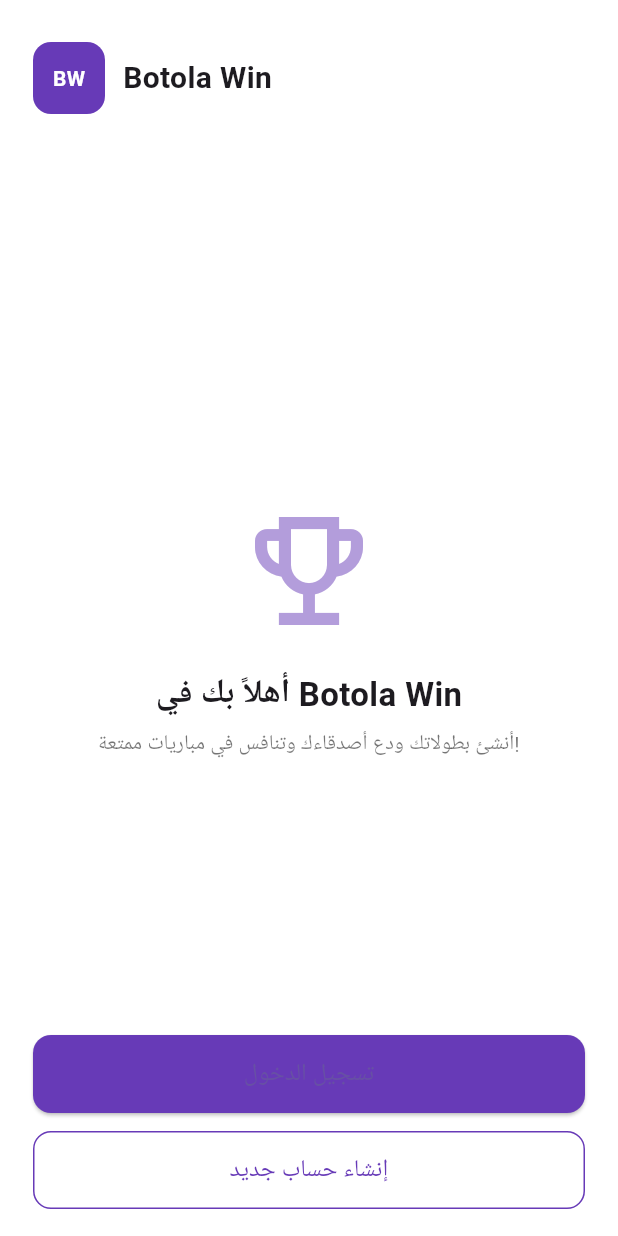
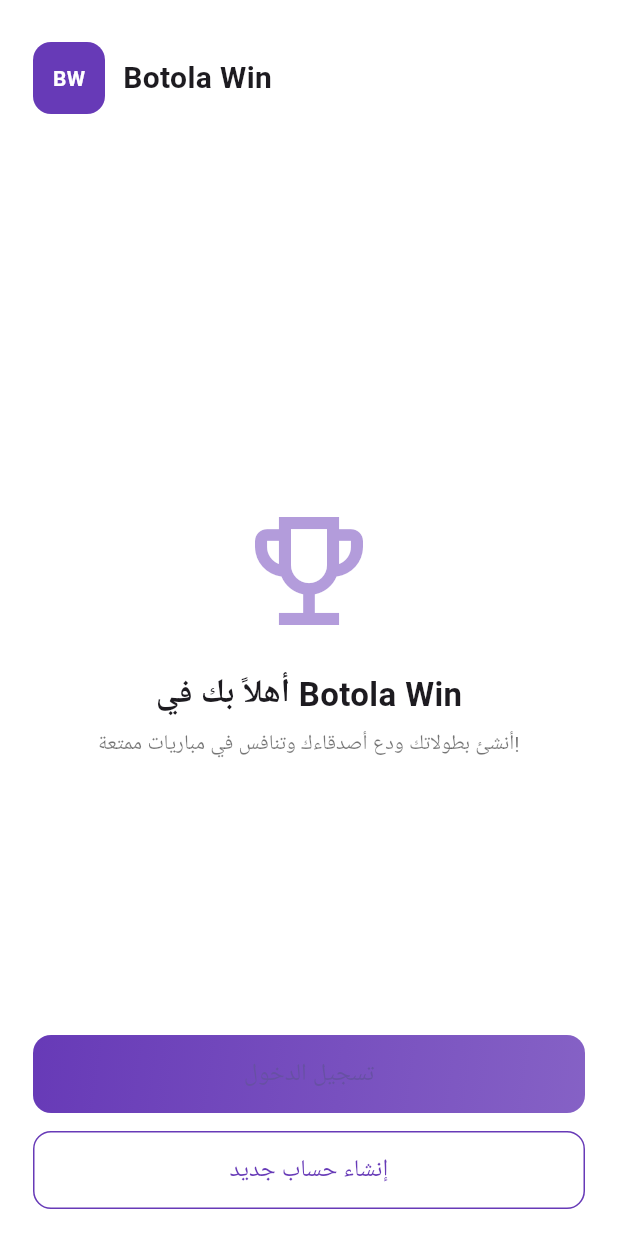
Before and after one commit to Bebayadamohamed17/botola_win, a Flutter app: the screen it shows after launch, on a phone screen of 412 x 824 dp. Run offline on Flutter 3.47's test engine with Material 3 defaults, Android fonts, the light colour scheme and no system bars.

Commit message:
chore: ui improvements, add assets and constants

```diff
--- /dev/null
+++ b/lib/core/constants/colors.dart
@@ -0,0 +1,5 @@
+import 'package:flutter/material.dart';
+
+class AppColors {
+  static const Color primary = Colors.deepPurple;
+}
--- /dev/null
+++ b/lib/core/constants/routes.dart
@@ -0,0 +1,5 @@
+class AppRoutes {
+  static const String welcome = '/';
+  static const String login = '/login';
+  static const String register = '/register';
+}
--- a/lib/screens/welcome_screen.dart
+++ b/lib/screens/welcome_screen.dart
@@ -1,9 +1,15 @@
 import 'package:flutter/material.dart';
-import 'login_screen.dart';
-import 'register_screen.dart';
+import '../core/constants/colors.dart';
+import '../core/constants/routes.dart';
 
 class WelcomeScreen extends StatelessWidget {
-  static const routeName = '/';
+  static const routeName = AppRoutes.welcome;
+
+  // Placeholder translation keys
+  static const String titleKey = 'welcome_title';
+  static const String subtitleKey = 'welcome_subtitle';
+  static const String loginKey = 'login_button';
+  static const String registerKey = 'register_button';
 
   @override
   Widget build(BuildContext context) {
@@ -23,7 +29,7 @@
                     height: 48,
                     width: 48,
                     decoration: BoxDecoration(
-                      color: Colors.deepPurple,
+                      color: AppColors.primary,
                       borderRadius: BorderRadius.circular(12),
                     ),
                     child: Center(
@@ -45,16 +51,16 @@
                 child: Column(
                   mainAxisAlignment: MainAxisAlignment.center,
                   children: [
-                    Icon(Icons.emoji_events_outlined, size: 96, color: Colors.deepPurple.shade200),
+                    Icon(Icons.emoji_events_outlined, size: 96, color: AppColors.primary.withOpacity(0.5)),
                     SizedBox(height: 18),
                     Text(
-                      'أهلاً بك في Botola Win',
+                      'أهلاً بك في Botola Win', // Placeholder for translation
                       style: TextStyle(fontSize: 22, fontWeight: FontWeight.w600),
                       textAlign: TextAlign.center,
                     ),
                     SizedBox(height: 8),
                     Text(
-                      'أنشئ بطولاتك ودع أصدقاءك وتنافس في مباريات ممتعة!',
+                      'أنشئ بطولاتك ودع أصدقاءك وتنافس في مباريات ممتعة!', // Placeholder for translation
                       style: TextStyle(fontSize: 14, color: Colors.black54),
                       textAlign: TextAlign.center,
                     ),
@@ -66,28 +72,39 @@
               Column(
                 crossAxisAlignment: CrossAxisAlignment.stretch,
                 children: [
-                  ElevatedButton(
-                    onPressed: () {
-                      Navigator.pushNamed(context, LoginScreen.routeName);
-                    },
-                    style: ElevatedButton.styleFrom(
-                      padding: EdgeInsets.symmetric(vertical: 14),
-                      shape: RoundedRectangleBorder(borderRadius: BorderRadius.circular(12)),
-                      backgroundColor: Colors.deepPurple,
+                  Container(
+                    decoration: BoxDecoration(
+                      borderRadius: BorderRadius.circular(12),
+                      gradient: LinearGradient(
+                        colors: [AppColors.primary, AppColors.primary.withOpacity(0.8)],
+                        begin: Alignment.topLeft,
+                        end: Alignment.bottomRight,
+                      ),
                     ),
-                    child: Text('تسجيل الدخول', style: TextStyle(fontSize: 16)),
+                    child: ElevatedButton(
+                      onPressed: () {
+                        Navigator.pushNamed(context, AppRoutes.login);
+                      },
+                      style: ElevatedButton.styleFrom(
+                        padding: EdgeInsets.symmetric(vertical: 14),
+                        shape: RoundedRectangleBorder(borderRadius: BorderRadius.circular(12)),
+                        backgroundColor: Colors.transparent,
+                        shadowColor: Colors.transparent,
+                      ),
+                      child: Text('تسجيل الدخول', style: TextStyle(fontSize: 16)), // Placeholder
+                    ),
                   ),
                   SizedBox(height: 12),
                   OutlinedButton(
                     onPressed: () {
-                      Navigator.pushNamed(context, RegisterScreen.routeName);
+                      Navigator.pushNamed(context, AppRoutes.register);
                     },
                     style: OutlinedButton.styleFrom(
                       padding: EdgeInsets.symmetric(vertical: 14),
                       shape: RoundedRectangleBorder(borderRadius: BorderRadius.circular(12)),
-                      side: BorderSide(color: Colors.deepPurple),
+                      side: BorderSide(color: AppColors.primary),
                     ),
-                    child: Text('إنشاء حساب جديد', style: TextStyle(fontSize: 16, color: Colors.deepPurple)),
+                    child: Text('إنشاء حساب جديد', style: TextStyle(fontSize: 16, color: AppColors.primary)), // Placeholder
                   ),
                   SizedBox(height: 18),
                 ],
--- a/pubspec.yaml
+++ b/pubspec.yaml
@@ -58,9 +58,8 @@
   uses-material-design: true
 
   # To add assets to your application, add an assets section, like this:
-  # assets:
-  #   - images/a_dot_burr.jpeg
-  #   - images/a_dot_ham.jpeg
+  assets:
+    - assets/images/logo.png
 
   # An image asset can refer to one or more resolution-specific "variants", see
   # https://flutter.dev/to/resolution-aware-images
```
